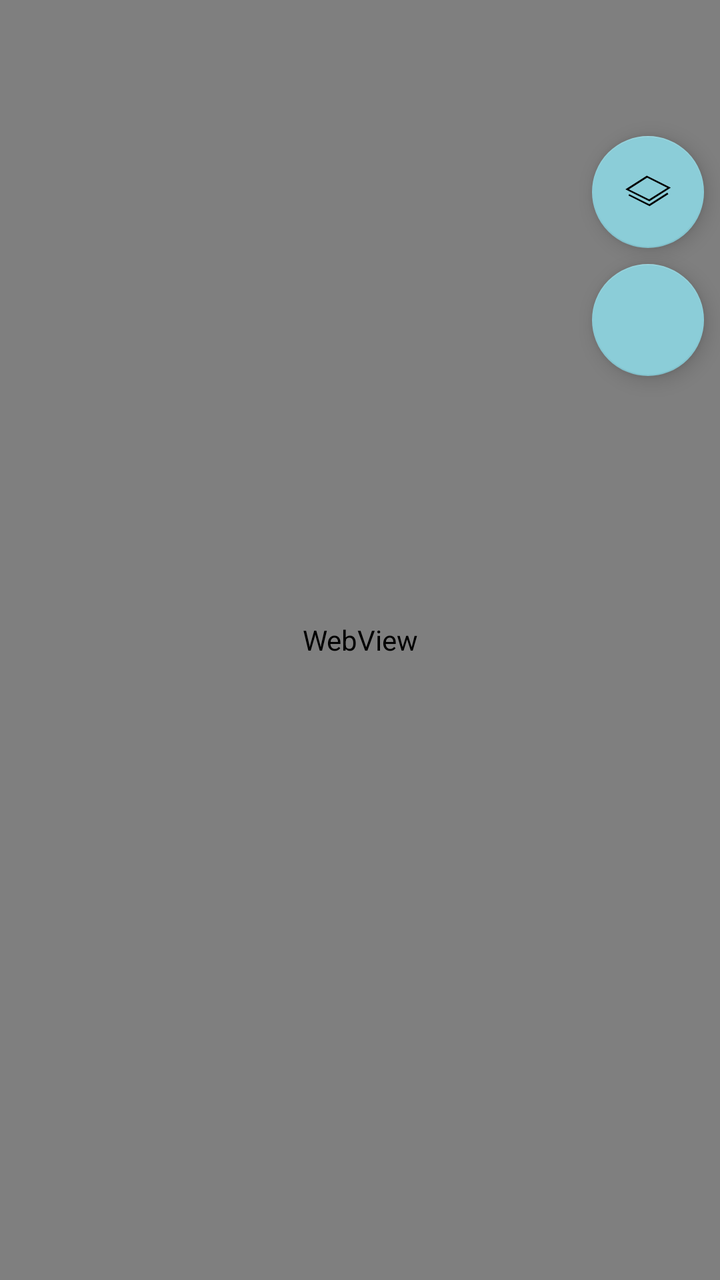
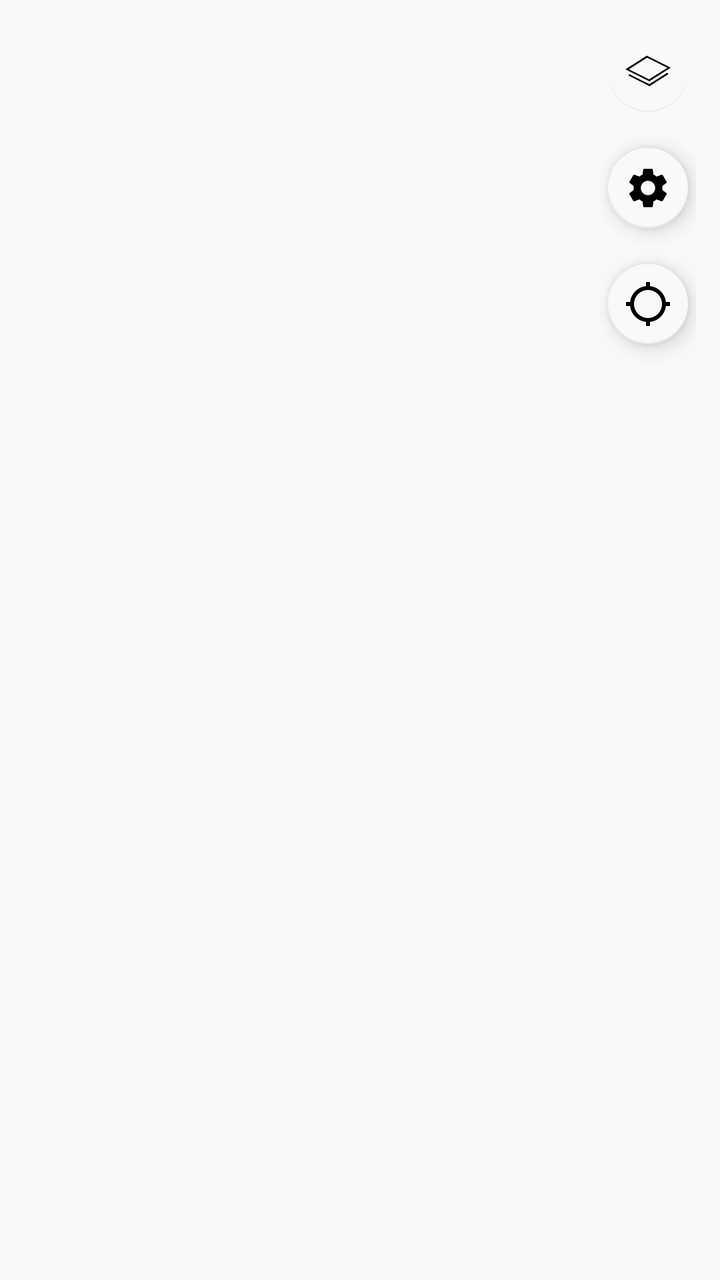

Two renders of the same Android screen: before a commit and after it. Below are the layout's source before the change and the commit's diff.
<!-- AndroidManifest.xml: application theme Base.Theme.Meteocool -->
<!-- res/layout/fragment_map.xml -->
<?xml version="1.0" encoding="utf-8"?>
<layout xmlns:android="http://schemas.android.com/apk/res/android"
        xmlns:app="http://schemas.android.com/apk/res-auto"
        xmlns:tools="http://schemas.android.com/tools">

    <data>

        <variable
                name="viewmodel"
                type="com.meteocool.ui.map.WebViewModel" />

        <variable
                name="layerFunction"
                type="Runnable" />

        <import type="android.view.View" />
    </data>

    <androidx.constraintlayout.widget.ConstraintLayout
            android:layout_width="match_parent"
            android:layout_height="match_parent"
            tools:context=".ui.map.WebFragment">

        <WebView
                android:id="@+id/webView"
                android:layout_width="match_parent"
                android:layout_height="match_parent"
                app:layout_constraintStart_toStartOf="parent"
                tools:layout_editor_absoluteY="0dp">

        </WebView>

        <com.google.android.material.floatingactionbutton.FloatingActionButton
                android:id="@+id/locateMe"
                android:layout_width="wrap_content"
                android:layout_height="wrap_content"
                android:clickable="true"
                android:focusable="true"
                android:src="@{viewmodel.requestingLocationUpdatesForeground ? @drawable/ic_locate_me : @drawable/ic_locate_me_disabled}"
                app:layout_constraintBottom_toTopOf="@+id/dividerLocateMeAndTBD"
                app:layout_constraintEnd_toEndOf="parent"
                app:layout_constraintStart_toStartOf="@+id/guideline7"
                app:layout_constraintTop_toTopOf="@+id/dividerLayerAndLocateMe" />

        <com.google.android.material.floatingactionbutton.FloatingActionButton
                android:id="@+id/layers"
                android:layout_width="wrap_content"
                android:layout_height="wrap_content"
                android:clickable="true"
                android:onClick="@{() -> webView.post(layerFunction)}"
                app:layout_constraintBottom_toTopOf="@+id/dividerLayerAndLocateMe"
                app:layout_constraintEnd_toEndOf="parent"
                app:layout_constraintStart_toStartOf="@+id/guideline7"
                app:layout_constraintTop_toTopOf="@+id/topButtonBoundary"
                app:srcCompat="@drawable/ic_layer"
                android:focusable="true" />

        <androidx.constraintlayout.widget.Guideline
                android:id="@+id/topButtonBoundary"
                android:layout_width="wrap_content"
                android:layout_height="wrap_content"
                android:orientation="horizontal"
                app:layout_constraintGuide_percent="0.10" />

        <androidx.constraintlayout.widget.Guideline
                android:id="@+id/dividerLayerAndLocateMe"
                android:layout_width="wrap_content"
                android:layout_height="wrap_content"
                android:orientation="horizontal"
                app:layout_constraintGuide_percent="0.20" />

        <androidx.constraintlayout.widget.Guideline
                android:id="@+id/dividerLocateMeAndTBD"
                android:layout_width="wrap_content"
                android:layout_height="wrap_content"
                android:orientation="horizontal"
                app:layout_constraintGuide_percent="0.30" />

        <androidx.constraintlayout.widget.Guideline
                android:id="@+id/guideline7"
                android:layout_width="wrap_content"
                android:layout_height="wrap_content"
                android:orientation="vertical"
                app:layout_constraintGuide_percent="0.80" />
    </androidx.constraintlayout.widget.ConstraintLayout>


</layout>
<!-- resources referenced by this layout -->
<resources>
  <!-- drawable ic_locate_me (drawable) -->
  <vector xmlns:android="http://schemas.android.com/apk/res/android"
      android:width="48dp"
      android:height="48dp"
      android:viewportWidth="12.7"
      android:viewportHeight="12.7">
    <path
        android:pathData="M5.8875,0.3778L5.8875,1.619A4.7283,4.7283 0,0 0,1.6443 5.8622L0.3855,5.8622L0.3855,6.7872L1.6443,6.7872A4.7283,4.7283 0,0 0,5.8875 11.0303L5.8875,12.3336L6.8125,12.3336L6.8125,11.0303A4.7283,4.7283 0,0 0,11.0557 6.7872L12.3367,6.7872L12.3367,5.8622L11.0557,5.8622A4.7283,4.7283 0,0 0,6.8125 1.619L6.8125,0.3778L5.8875,0.3778zM6.35,2.528A3.7965,3.7965 0,0 1,10.1467 6.3247A3.7965,3.7965 0,0 1,6.35 10.1213A3.7965,3.7965 0,0 1,2.5533 6.3247A3.7965,3.7965 0,0 1,6.35 2.528zM6.35,4.2876A2.0371,2.0371 0,0 0,4.3129 6.3247A2.0371,2.0371 0,0 0,6.35 8.3618A2.0371,2.0371 0,0 0,8.3871 6.3247A2.0371,2.0371 0,0 0,6.35 4.2876z"
        android:strokeWidth="0"
        android:fillColor="#000000"
        android:fillType="evenOdd"
        android:fillAlpha="0.9976642"/>
  </vector>
  <!-- drawable ic_locate_me_disabled (drawable) -->
  <vector xmlns:android="http://schemas.android.com/apk/res/android"
      android:width="48dp"
      android:height="48dp"
      android:viewportWidth="12.7"
      android:viewportHeight="12.7">
    <path
        android:pathData="M5.8875,0.3778L5.8875,1.619A4.7283,4.7283 0,0 0,1.6443 5.8622L0.3855,5.8622L0.3855,6.7872L1.6443,6.7872A4.7283,4.7283 0,0 0,5.8875 11.0303L5.8875,12.3336L6.8125,12.3336L6.8125,11.0303A4.7283,4.7283 0,0 0,11.0557 6.7872L12.3367,6.7872L12.3367,5.8622L11.0557,5.8622A4.7283,4.7283 0,0 0,6.8125 1.619L6.8125,0.3778L5.8875,0.3778zM6.35,2.528A3.7965,3.7965 0,0 1,10.1467 6.3247A3.7965,3.7965 0,0 1,6.35 10.1213A3.7965,3.7965 0,0 1,2.5533 6.3247A3.7965,3.7965 0,0 1,6.35 2.528zM6.35,4.2876A2.0371,2.0371 0,0 0,4.3129 6.3247A2.0371,2.0371 0,0 0,6.35 8.3618A2.0371,2.0371 0,0 0,8.3871 6.3247A2.0371,2.0371 0,0 0,6.35 4.2876z"
        android:strokeWidth="0"
        android:fillColor="#000000"
        android:fillType="evenOdd"
        android:fillAlpha="0.9976642"/>
    <path
        android:pathData="M1.8436,10.5102 L10.8765,2.0555"
        android:strokeLineJoin="miter"
        android:strokeWidth="0.8"
        android:fillColor="#00000000"
        android:strokeColor="#ff834e"
        android:strokeLineCap="butt"/>
  </vector>
  <style name="Base.Theme.Meteocool" parent="Base.Theme">
          <item name="colorPrimary">@color/white_0</item>
          <item name="colorSecondary">@color/black_0</item>
          <item name="colorPrimaryDark">@color/black_10</item>
          <item name="colorAccent">@color/turquoise_cloud_0</item>
          
          
          
          
          <item name="android:colorBackground">@color/black_10</item>
          <item name="colorSurface">@color/black_10</item>
          <item name="colorError">@color/red_600</item>
  
          
          
          <item name="colorOnPrimary">@color/black_0</item>
          <item name="colorOnSecondary">@color/white_0</item>
          <item name="colorOnBackground">@color/white_0</item>
          <item name="colorOnSurface">@color/white_0</item>
          <item name="colorOnError">@color/black_0</item>
      </style>
  <style name="Base.Theme" parent="Theme.AppCompat.DayNight.DarkActionBar">
          <item name="android:statusBarColor" tools:ignore="NewApi">?attr/colorSurface</item>
          <item name="android:windowLightStatusBar" tools:ignore="NewApi">false</item>
          <item name="android:navigationBarColor" tools:ignore="NewApi">?android:attr/colorBackground</item>
          <item name="android:windowLightNavigationBar" tools:ignore="NewApi">false</item>
          <item name="android:navigationBarDividerColor" tools:ignore="NewApi">?attr/colorControlHighlight</item>
          <item name="windowActionBar">false</item>
          <item name="windowNoTitle">true</item>
      </style>
  <color name="white_0">#ffffff</color>
  <color name="black_0">#000000</color>
  <color name="black_10">#333333</color>
  <color name="red_600">#b00020</color>
  <!-- unchanged entries left out for length: 2 -->
</resources>

<!-- the commit's change to res/layout/fragment_map.xml (unified diff, before → after) -->
@@ -1,88 +1,72 @@
 <?xml version="1.0" encoding="utf-8"?>
-<layout xmlns:android="http://schemas.android.com/apk/res/android"
+<FrameLayout xmlns:android="http://schemas.android.com/apk/res/android"
         xmlns:app="http://schemas.android.com/apk/res-auto"
-        xmlns:tools="http://schemas.android.com/tools">
+        xmlns:tools="http://schemas.android.com/tools"
+        android:id="@+id/mapRoot"
+        android:layout_width="match_parent"
+        android:layout_height="match_parent"
+        android:background="?android:attr/colorBackground"
+        tools:context=".ui.map.WebFragment">
 
-    <data>
+    
+    <FrameLayout
+            android:id="@+id/webContainer"
+            android:layout_width="match_parent"
+            android:layout_height="match_parent" />
 
-        <variable
-                name="viewmodel"
-                type="com.meteocool.ui.map.WebViewModel" />
+    <LinearLayout
+            android:id="@+id/controls"
+            android:layout_width="wrap_content"
+            android:layout_height="wrap_content"
+            android:layout_gravity="top|end"
+            android:layout_marginTop="@dimen/map_control_margin"
+            android:layout_marginEnd="@dimen/map_control_margin"
+            android:orientation="vertical">
 
-        <variable
-                name="layerFunction"
-                type="Runnable" />
+        <com.google.android.material.floatingactionbutton.FloatingActionButton
+                android:id="@+id/layers"
+                style="@style/MapControl"
+                android:contentDescription="@string/map_layers"
+                android:enabled="false"
+                app:srcCompat="@drawable/ic_layer" />
 
-        <import type="android.view.View" />
-    </data>
-
-    <androidx.constraintlayout.widget.ConstraintLayout
-            android:layout_width="match_parent"
-            android:layout_height="match_parent"
-            tools:context=".ui.map.WebFragment">
-
-        <WebView
-                android:id="@+id/webView"
-                android:layout_width="match_parent"
-                android:layout_height="match_parent"
-                app:layout_constraintStart_toStartOf="parent"
-                tools:layout_editor_absoluteY="0dp">
-
-        </WebView>
+        <com.google.android.material.floatingactionbutton.FloatingActionButton
+                android:id="@+id/settings"
+                style="@style/MapControl"
+                android:contentDescription="@string/title_settings"
+                app:srcCompat="@drawable/ic_settings" />
 
         <com.google.android.material.floatingactionbutton.FloatingActionButton
                 android:id="@+id/locateMe"
+                style="@style/MapControl"
+                android:contentDescription="@string/location_button"
+                app:srcCompat="@drawable/ic_location_off" />
+    </LinearLayout>
+
+    <LinearLayout
+            android:id="@+id/loadError"
+            android:layout_width="wrap_content"
+            android:layout_height="wrap_content"
+            android:layout_gravity="center"
+            android:layout_margin="32dp"
+            android:gravity="center_horizontal"
+            android:orientation="vertical"
+            android:visibility="gone"
+            tools:visibility="visible">
+
+        <TextView
+                android:id="@+id/loadErrorMessage"
                 android:layout_width="wrap_content"
                 android:layout_height="wrap_content"
-                android:clickable="true"
-                android:focusable="true"
-                android:src="@{viewmodel.requestingLocationUpdatesForeground ? @drawable/ic_locate_me : @drawable/ic_locate_me_disabled}"
-                app:layout_constraintBottom_toTopOf="@+id/dividerLocateMeAndTBD"
-                app:layout_constraintEnd_toEndOf="parent"
-                app:layout_constraintStart_toStartOf="@+id/guideline7"
-                app:layout_constraintTop_toTopOf="@+id/dividerLayerAndLocateMe" />
+                android:gravity="center"
+                android:text="@string/map_load_failed"
+                android:textAppearance="?attr/textAppearanceBody1" />
 
-        <com.google.android.material.floatingactionbutton.FloatingActionButton
-                android:id="@+id/layers"
+        <com.google.android.material.button.MaterialButton
+                android:id="@+id/retry"
                 android:layout_width="wrap_content"
                 android:layout_height="wrap_content"
-                android:clickable="true"
-                android:onClick="@{() -> webView.post(layerFunction)}"
-                app:layout_constraintBottom_toTopOf="@+id/dividerLayerAndLocateMe"
-                app:layout_constraintEnd_toEndOf="parent"
-                app:layout_constraintStart_toStartOf="@+id/guideline7"
-                app:layout_constraintTop_toTopOf="@+id/topButtonBoundary"
-                app:srcCompat="@drawable/ic_layer"
-                android:focusable="true" />
-
-        <androidx.constraintlayout.widget.Guideline
-                android:id="@+id/topButtonBoundary"
-                android:layout_width="wrap_content"
-                android:layout_height="wrap_content"
-                android:orientation="horizontal"
-                app:layout_constraintGuide_percent="0.10" />
-
-        <androidx.constraintlayout.widget.Guideline
-                android:id="@+id/dividerLayerAndLocateMe"
-                android:layout_width="wrap_content"
-                android:layout_height="wrap_content"
-                android:orientation="horizontal"
-                app:layout_constraintGuide_percent="0.20" />
-
-        <androidx.constraintlayout.widget.Guideline
-                android:id="@+id/dividerLocateMeAndTBD"
-                android:layout_width="wrap_content"
-                android:layout_height="wrap_content"
-                android:orientation="horizontal"
-                app:layout_constraintGuide_percent="0.30" />
-
-        <androidx.constraintlayout.widget.Guideline
-                android:id="@+id/guideline7"
-                android:layout_width="wrap_content"
-                android:layout_height="wrap_content"
-                android:orientation="vertical"
-                app:layout_constraintGuide_percent="0.80" />
-    </androidx.constraintlayout.widget.ConstraintLayout>
-
-
-</layout>
+                android:layout_marginTop="16dp"
+                android:text="@string/retry" />
+    </LinearLayout>
+</FrameLayout>
<!-- resource entries referenced after the edit -->
@@ -1,71 +1,62 @@
 <!-- resources referenced by this layout -->
 <resources>
-  <!-- drawable ic_locate_me (drawable) -->
+  <dimen name="map_control_margin">12dp</dimen>
+  <!-- drawable ic_location_off (drawable) -->
   <vector xmlns:android="http://schemas.android.com/apk/res/android"
-      android:width="48dp"
-      android:height="48dp"
-      android:viewportWidth="12.7"
-      android:viewportHeight="12.7">
-    <path
-        android:pathData="M5.8875,0.3778L5.8875,1.619A4.7283,4.7283 0,0 0,1.6443 5.8622L0.3855,5.8622L0.3855,6.7872L1.6443,6.7872A4.7283,4.7283 0,0 0,5.8875 11.0303L5.8875,12.3336L6.8125,12.3336L6.8125,11.0303A4.7283,4.7283 0,0 0,11.0557 6.7872L12.3367,6.7872L12.3367,5.8622L11.0557,5.8622A4.7283,4.7283 0,0 0,6.8125 1.619L6.8125,0.3778L5.8875,0.3778zM6.35,2.528A3.7965,3.7965 0,0 1,10.1467 6.3247A3.7965,3.7965 0,0 1,6.35 10.1213A3.7965,3.7965 0,0 1,2.5533 6.3247A3.7965,3.7965 0,0 1,6.35 2.528zM6.35,4.2876A2.0371,2.0371 0,0 0,4.3129 6.3247A2.0371,2.0371 0,0 0,6.35 8.3618A2.0371,2.0371 0,0 0,8.3871 6.3247A2.0371,2.0371 0,0 0,6.35 4.2876z"
-        android:strokeWidth="0"
-        android:fillColor="#000000"
-        android:fillType="evenOdd"
-        android:fillAlpha="0.9976642"/>
+          android:width="24dp"
+          android:height="24dp"
+          android:viewportWidth="24"
+          android:viewportHeight="24"
+          android:tint="?attr/colorControlNormal">
+      <path
+              android:fillColor="@android:color/white"
+              android:pathData="M20.94,11c-0.46,-4.17 -3.77,-7.48 -7.94,-7.94L13,1h-2v2.06C6.83,3.52 3.52,6.83 3.06,11L1,11v2h2.06c0.46,4.17 3.77,7.48 7.94,7.94L11,23h2v-2.06c4.17,-0.46 7.48,-3.77 7.94,-7.94L23,13v-2h-2.06zM12,19c-3.87,0 -7,-3.13 -7,-7s3.13,-7 7,-7 7,3.13 7,7 -3.13,7 -7,7z" />
   </vector>
-  <!-- drawable ic_locate_me_disabled (drawable) -->
+  <!-- drawable ic_settings (drawable) -->
   <vector xmlns:android="http://schemas.android.com/apk/res/android"
-      android:width="48dp"
-      android:height="48dp"
-      android:viewportWidth="12.7"
-      android:viewportHeight="12.7">
-    <path
-        android:pathData="M5.8875,0.3778L5.8875,1.619A4.7283,4.7283 0,0 0,1.6443 5.8622L0.3855,5.8622L0.3855,6.7872L1.6443,6.7872A4.7283,4.7283 0,0 0,5.8875 11.0303L5.8875,12.3336L6.8125,12.3336L6.8125,11.0303A4.7283,4.7283 0,0 0,11.0557 6.7872L12.3367,6.7872L12.3367,5.8622L11.0557,5.8622A4.7283,4.7283 0,0 0,6.8125 1.619L6.8125,0.3778L5.8875,0.3778zM6.35,2.528A3.7965,3.7965 0,0 1,10.1467 6.3247A3.7965,3.7965 0,0 1,6.35 10.1213A3.7965,3.7965 0,0 1,2.5533 6.3247A3.7965,3.7965 0,0 1,6.35 2.528zM6.35,4.2876A2.0371,2.0371 0,0 0,4.3129 6.3247A2.0371,2.0371 0,0 0,6.35 8.3618A2.0371,2.0371 0,0 0,8.3871 6.3247A2.0371,2.0371 0,0 0,6.35 4.2876z"
-        android:strokeWidth="0"
-        android:fillColor="#000000"
-        android:fillType="evenOdd"
-        android:fillAlpha="0.9976642"/>
-    <path
-        android:pathData="M1.8436,10.5102 L10.8765,2.0555"
-        android:strokeLineJoin="miter"
-        android:strokeWidth="0.8"
-        android:fillColor="#00000000"
-        android:strokeColor="#ff834e"
-        android:strokeLineCap="butt"/>
+          android:width="24dp"
+          android:height="24dp"
+          android:viewportWidth="24"
+          android:viewportHeight="24"
+          android:tint="?attr/colorControlNormal">
+      <path
+              android:fillColor="@android:color/white"
+              android:pathData="M19.14,12.94c0.04,-0.3 0.06,-0.61 0.06,-0.94c0,-0.32 -0.02,-0.64 -0.07,-0.94l2.03,-1.58c0.18,-0.14 0.23,-0.41 0.12,-0.61l-1.92,-3.32c-0.12,-0.22 -0.37,-0.29 -0.59,-0.22l-2.39,0.96c-0.5,-0.38 -1.03,-0.7 -1.62,-0.94L14.4,2.81c-0.04,-0.24 -0.24,-0.41 -0.48,-0.41h-3.84c-0.24,0 -0.43,0.17 -0.47,0.41L9.25,5.35C8.66,5.59 8.12,5.92 7.63,6.29L5.24,5.33c-0.22,-0.08 -0.47,0 -0.59,0.22L2.74,8.87C2.62,9.08 2.66,9.34 2.86,9.48l2.03,1.58C4.84,11.36 4.8,11.69 4.8,12s0.02,0.64 0.07,0.94l-2.03,1.58c-0.18,0.14 -0.23,0.41 -0.12,0.61l1.92,3.32c0.12,0.22 0.37,0.29 0.59,0.22l2.39,-0.96c0.5,0.38 1.03,0.7 1.62,0.94l0.36,2.54c0.05,0.24 0.24,0.41 0.48,0.41h3.84c0.24,0 0.44,-0.17 0.47,-0.41l0.36,-2.54c0.59,-0.24 1.13,-0.56 1.62,-0.94l2.39,0.96c0.22,0.08 0.47,0 0.59,-0.22l1.92,-3.32c0.12,-0.22 0.07,-0.47 -0.12,-0.61L19.14,12.94zM12,15.6c-1.98,0 -3.6,-1.62 -3.6,-3.6s1.62,-3.6 3.6,-3.6s3.6,1.62 3.6,3.6S13.98,15.6 12,15.6z" />
   </vector>
-  <style name="Base.Theme.Meteocool" parent="Base.Theme">
-          <item name="colorPrimary">@color/white_0</item>
-          <item name="colorSecondary">@color/black_0</item>
-          <item name="colorPrimaryDark">@color/black_10</item>
+  <string name="location_button">Location</string>
+  <string name="map_layers">Map Layers</string>
+  <string name="map_load_failed">The map could not load. Check your connection and try again.</string>
+  <string name="retry">Retry</string>
+  <string name="title_settings">Settings</string>
+  <style name="MapControl">
+          <item name="android:layout_width">wrap_content</item>
+          <item name="android:layout_height">wrap_content</item>
+          <item name="android:layout_marginBottom">@dimen/map_control_spacing</item>
+          <item name="fabSize">mini</item>
+          <item name="backgroundTint">?attr/colorSurface</item>
+          <item name="tint">?attr/colorOnSurface</item>
+      </style>
+  <style name="Base.Theme.Meteocool" parent="Theme.MaterialComponents.DayNight.NoActionBar">
+          <item name="colorPrimary">@color/black_0</item>
+          <item name="colorPrimaryVariant">@color/black_0</item>
+          <item name="colorOnPrimary">@color/white_0</item>
+          <item name="colorSecondary">@color/turquoise_cloud_0</item>
+          <item name="colorSecondaryVariant">@color/turquoise_cloud_0</item>
+          <item name="colorOnSecondary">@color/black_0</item>
           <item name="colorAccent">@color/turquoise_cloud_0</item>
-          
-          
-          
-          
-          <item name="android:colorBackground">@color/black_10</item>
-          <item name="colorSurface">@color/black_10</item>
+          <item name="android:colorBackground">@color/white_10</item>
+          <item name="colorSurface">@color/white_10</item>
+          <item name="colorOnBackground">@color/black_0</item>
+          <item name="colorOnSurface">@color/black_0</item>
           <item name="colorError">@color/red_600</item>
-  
-          
-          
-          <item name="colorOnPrimary">@color/black_0</item>
-          <item name="colorOnSecondary">@color/white_0</item>
-          <item name="colorOnBackground">@color/white_0</item>
-          <item name="colorOnSurface">@color/white_0</item>
-          <item name="colorOnError">@color/black_0</item>
+          <item name="colorOnError">@color/white_0</item>
+          <item name="android:windowLightStatusBar">true</item>
+          <item name="android:windowLightNavigationBar" tools:targetApi="o_mr1">true</item>
       </style>
-  <style name="Base.Theme" parent="Theme.AppCompat.DayNight.DarkActionBar">
-          <item name="android:statusBarColor" tools:ignore="NewApi">?attr/colorSurface</item>
-          <item name="android:windowLightStatusBar" tools:ignore="NewApi">false</item>
-          <item name="android:navigationBarColor" tools:ignore="NewApi">?android:attr/colorBackground</item>
-          <item name="android:windowLightNavigationBar" tools:ignore="NewApi">false</item>
-          <item name="android:navigationBarDividerColor" tools:ignore="NewApi">?attr/colorControlHighlight</item>
-          <item name="windowActionBar">false</item>
-          <item name="windowNoTitle">true</item>
-      </style>
+  <dimen name="map_control_spacing">10dp</dimen>
   <color name="white_0">#ffffff</color>
+  <color name="white_10">#f8f9fa</color>
   <color name="black_0">#000000</color>
-  <color name="black_10">#333333</color>
   <color name="red_600">#b00020</color>
   <!-- unchanged entries left out for length: 2 -->
 </resources>
